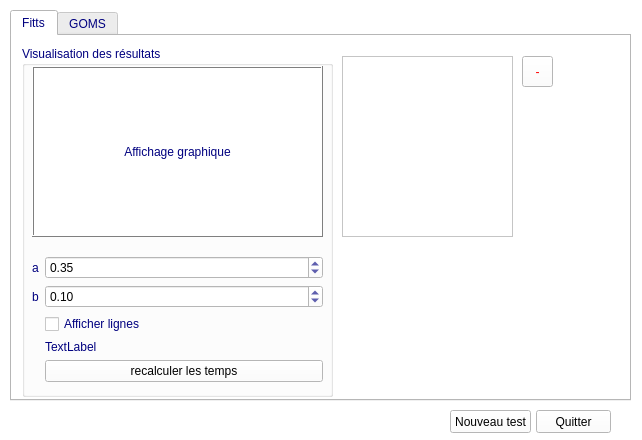
Before: the Qt Designer form resultswindow.ui in Anthex/GL40, drawn with Qt 5.
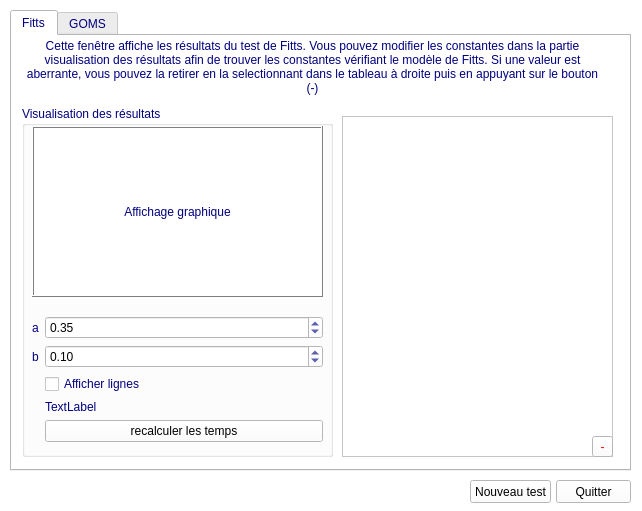
After: the same form once the commit is applied. Custom widgets are drawn as their Qt base class.

Commit message: added more functions to the results view window

```diff
--- a/resultswindow.ui
+++ b/resultswindow.ui
@@ -7,7 +7,7 @@
     <x>0</x>
     <y>0</y>
     <width>642</width>
-    <height>440</height>
+    <height>511</height>
    </rect>
   </property>
   <property name="palette">
@@ -434,7 +434,7 @@
      <x>10</x>
      <y>10</y>
      <width>621</width>
-     <height>391</height>
+     <height>461</height>
     </rect>
    </property>
    <property name="currentIndex">
@@ -448,9 +448,9 @@
      <property name="geometry">
       <rect>
        <x>330</x>
-       <y>20</y>
-       <width>171</width>
-       <height>181</height>
+       <y>80</y>
+       <width>271</width>
+       <height>341</height>
       </rect>
      </property>
     </widget>
@@ -458,7 +458,7 @@
      <property name="geometry">
       <rect>
        <x>10</x>
-       <y>10</y>
+       <y>70</y>
        <width>311</width>
        <height>351</height>
       </rect>
@@ -565,10 +565,10 @@
     <widget class="QToolButton" name="toolButton">
      <property name="geometry">
       <rect>
-       <x>510</x>
-       <y>20</y>
-       <width>31</width>
-       <height>31</height>
+       <x>580</x>
+       <y>400</y>
+       <width>21</width>
+       <height>21</height>
       </rect>
      </property>
      <property name="palette">
@@ -774,6 +774,25 @@
       <string>-</string>
      </property>
     </widget>
+    <widget class="QLabel" name="label_5">
+     <property name="geometry">
+      <rect>
+       <x>10</x>
+       <y>0</y>
+       <width>581</width>
+       <height>61</height>
+      </rect>
+     </property>
+     <property name="text">
+      <string>Cette fenêtre affiche les résultats du test de Fitts. Vous pouvez modifier les constantes dans la partie visualisation des résultats afin de trouver les constantes vérifiant le modèle de Fitts. Si une valeur est aberrante, vous pouvez la retirer en la selectionnant dans le tableau à droite puis en appuyant sur le bouton (-)</string>
+     </property>
+     <property name="alignment">
+      <set>Qt::AlignCenter</set>
+     </property>
+     <property name="wordWrap">
+      <bool>true</bool>
+     </property>
+    </widget>
    </widget>
    <widget class="QWidget" name="tab_2">
     <attribute name="title">
@@ -784,8 +803,8 @@
   <widget class="QPushButton" name="pushButton">
    <property name="geometry">
     <rect>
-     <x>536</x>
-     <y>410</y>
+     <x>556</x>
+     <y>480</y>
      <width>75</width>
      <height>23</height>
     </rect>
@@ -797,8 +816,8 @@
   <widget class="QPushButton" name="pushButton_2">
    <property name="geometry">
     <rect>
-     <x>450</x>
-     <y>410</y>
+     <x>470</x>
+     <y>480</y>
      <width>81</width>
      <height>23</height>
     </rect>
```
The commit also changes 1 other file.
